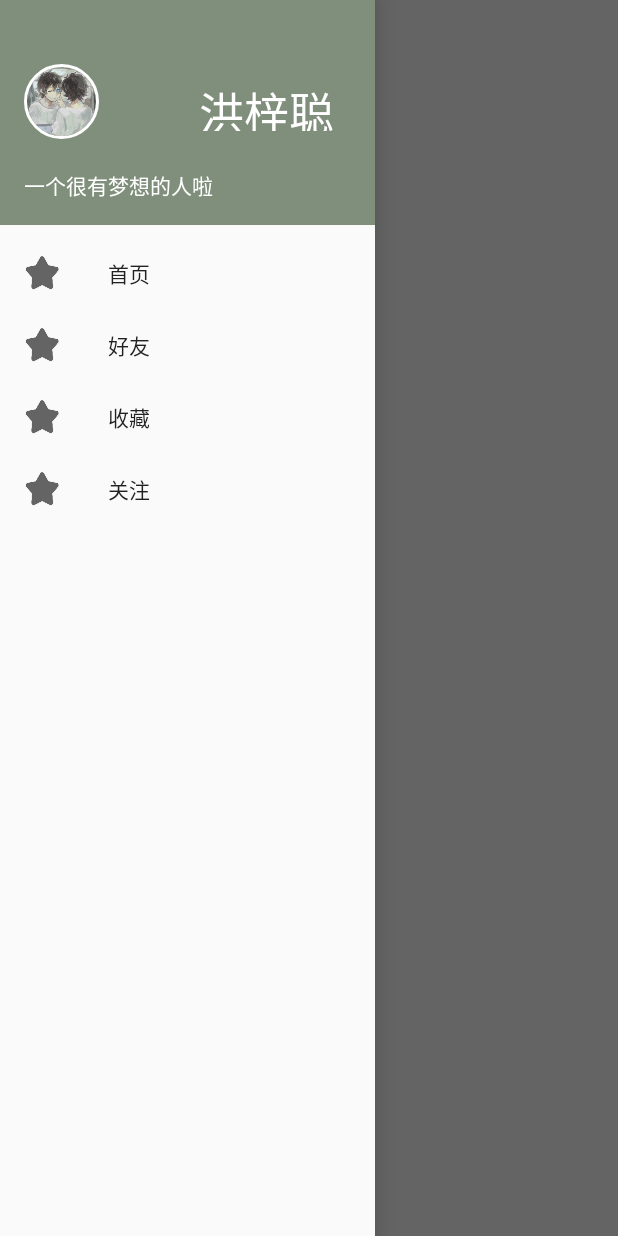
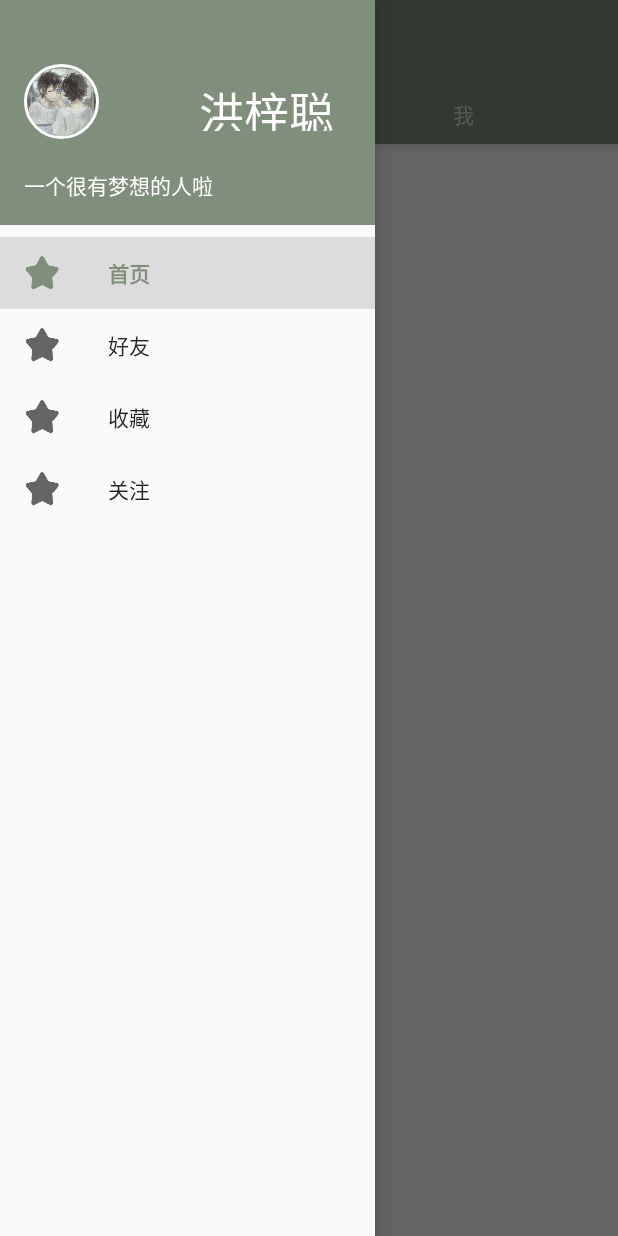
Before and after one commit to hongzicong/RainBow, an Android app: the HomeActivity screen opened directly, with no data from a screen before it, with the side drawer open, on a phone screen of 412 x 824 dp. Run offline under Robolectric (Android 15) with nearby library versions, the phone set to English and light mode, and no system bars; our stand-ins replace ButterKnife, CircleImageView; libraries missing offline, so code that uses them is left out: com.ashokvarma.bottomnavigation; 4 statements that could not run were skipped.

```diff
--- a/app/src/main/java/hongzicong/rainbow/activity/HomeActivity.java
+++ b/app/src/main/java/hongzicong/rainbow/activity/HomeActivity.java
@@ -1,12 +1,15 @@
 package hongzicong.rainbow.activity;
 
 import android.os.Build;
+import android.support.design.widget.NavigationView;
 import android.support.v4.app.FragmentManager;
 import android.support.v4.app.FragmentTransaction;
+import android.support.v4.view.GravityCompat;
 import android.support.v4.widget.DrawerLayout;
 import android.support.v7.app.ActionBar;
 import android.support.v7.app.AppCompatActivity;
 import android.os.Bundle;
+import android.view.MenuItem;
 import android.view.WindowManager;
 
 import com.ashokvarma.bottomnavigation.BottomNavigationBar;
@@ -23,6 +26,9 @@ public class HomeActivity extends AppCompatActivity {
 
     @BindView(R.id.drawer_layout)
     protected DrawerLayout mDrawerLayout;
+
+    @BindView(R.id.nav_view)
+    protected NavigationView mNavigationView;
 
     @BindView(R.id.bottom_navigation_bar)
     protected BottomNavigationBar bottomNavigationBar;
@@ -42,8 +48,29 @@ public class HomeActivity extends AppCompatActivity {
 
         initBottomNavigationBar();
         initFragmentManager();
+        initNavigationView();
         setDeep();
-        //initActionBar();
+    }
+
+    private void initNavigationView(){
+        mNavigationView.setCheckedItem(R.id.nav_main);
+        mNavigationView.setNavigationItemSelectedListener(new NavigationView.OnNavigationItemSelectedListener() {
+            @Override
+            public boolean onNavigationItemSelected(MenuItem item) {
+                mDrawerLayout.closeDrawers();
+                return true;
+            }
+        });
+    }
+
+    @Override
+    public boolean onOptionsItemSelected(MenuItem item) {
+        switch (item.getItemId()){
+            case android.R.id.home:
+                mDrawerLayout.openDrawer(GravityCompat.START);
+                break;
+        }
+        return true;
     }
 
     //沉浸式设计
@@ -59,16 +86,6 @@ public class HomeActivity extends AppCompatActivity {
             }
         }
     }
-
-    //初始化toolBar
-    protected void initActionBar(){
-        ActionBar actionBar=getSupportActionBar();
-        if(actionBar!=null){
-            actionBar.setDisplayHomeAsUpEnabled(true);
-        }
-        actionBar.setDisplayShowTitleEnabled(false);
-    }
-
 
     private void initFragmentManager(){
         mFragmentManager=this.getSupportFragmentManager();
--- a/app/src/main/java/hongzicong/rainbow/fragment/SkillTreeFragment.java
+++ b/app/src/main/java/hongzicong/rainbow/fragment/SkillTreeFragment.java
@@ -1,15 +1,25 @@
 package hongzicong.rainbow.fragment;
 
 import android.os.Bundle;
+import android.support.design.widget.NavigationView;
+import android.support.design.widget.TabLayout;
 import android.support.v4.app.Fragment;
+import android.support.v4.widget.DrawerLayout;
+import android.support.v7.app.AppCompatActivity;
+import android.support.v7.widget.Toolbar;
 import android.view.LayoutInflater;
 import android.view.View;
 import android.view.ViewGroup;
 import android.widget.TextView;
 
+import butterknife.BindView;
+import butterknife.ButterKnife;
 import hongzicong.rainbow.R;
 
 public class SkillTreeFragment extends Fragment {
+
+    private TabLayout tabLayout;
+    private Toolbar toolBar;
 
     public static SkillTreeFragment newInstance() {
         SkillTreeFragment fragment = new SkillTreeFragment();
@@ -24,7 +34,16 @@ public class SkillTreeFragment extends Fragment {
     @Override
     public View onCreateView(LayoutInflater inflater, ViewGroup container, Bundle savedInstanceState) {
         View v=inflater.inflate(R.layout.fragment_skill_tree,container,false);
+        tabLayout=(TabLayout)v.findViewById(R.id.tablayout);
+        toolBar=(Toolbar)v.findViewById(R.id.toolbar_skill_tree);
+        initAllWidget();
         return v;
     }
 
+    private void initAllWidget(){
+        ((AppCompatActivity) getActivity()).setSupportActionBar(toolBar);
+        tabLayout.addTab(tabLayout.newTab().setText("专家"));
+        tabLayout.addTab(tabLayout.newTab().setText("我"));
+    }
+
 }
--- a/app/src/main/res/layout/main_window.xml
+++ b/app/src/main/res/layout/main_window.xml
@@ -9,7 +9,8 @@
     <FrameLayout
         android:id="@+id/member_layout"
         android:layout_width="match_parent"
-        android:layout_height="match_parent"></FrameLayout>
+        android:layout_height="match_parent"
+        android:fitsSystemWindows="true"></FrameLayout>
 
     <com.ashokvarma.bottomnavigation.BottomNavigationBar
         android:id="@+id/bottom_navigation_bar"
```
Also changed, not shown: app/src/main/java/hongzicong/rainbow/MainActivity.java (deleted, +0 -72 lines), app/src/main/java/hongzicong/rainbow/ShareData.java (added, +8 -0 lines), app/src/main/java/hongzicong/rainbow/activity/BaseActivity.java (+9 -0 lines), app/src/main/res/layout/fragment_skill_tree.xml (+49 -7 lines).
